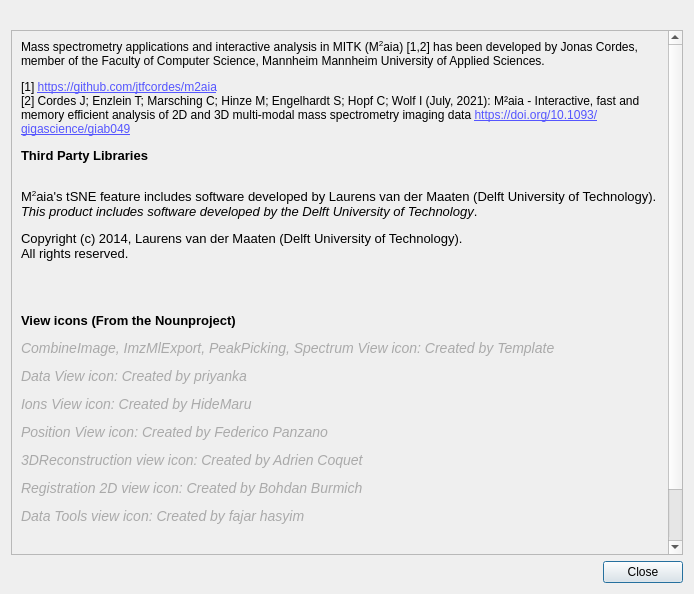
The window that Plugins/org.mitk.gui.qt.m2.application/src/QmitkM2aiaAboutDialog.ui (m2aia/m2aia) describes before a commit, drawn with Qt 5.
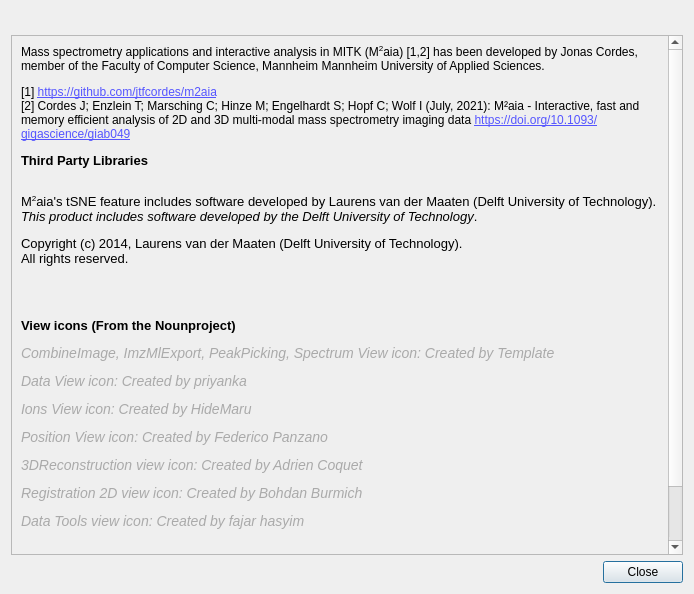
The same window after the commit. Icons and pictures are not drawn.

Commit message: update to latest mitk release

```diff
--- a/Plugins/org.mitk.gui.qt.m2.application/src/QmitkM2aiaAboutDialog.ui
+++ b/Plugins/org.mitk.gui.qt.m2.application/src/QmitkM2aiaAboutDialog.ui
@@ -29,8 +29,8 @@
       <string>&lt;!DOCTYPE HTML PUBLIC &quot;-//W3C//DTD HTML 4.0//EN&quot; &quot;http://www.w3.org/TR/REC-html40/strict.dtd&quot;&gt;
 &lt;html&gt;&lt;head&gt;&lt;meta name=&quot;qrichtext&quot; content=&quot;1&quot; /&gt;&lt;style type=&quot;text/css&quot;&gt;
 p, li { white-space: pre-wrap; }
-&lt;/style&gt;&lt;/head&gt;&lt;body style=&quot; font-family:'MS Shell Dlg 2'; font-size:8.25pt; font-weight:400; font-style:normal;&quot;&gt;
-&lt;p style=&quot; margin-top:0px; margin-bottom:0px; margin-left:0px; margin-right:0px; -qt-block-indent:0; text-indent:0px;&quot;&gt;&lt;a href=&quot;http://www.github.com/jtfcordes/m2aia&quot;&gt;&lt;span style=&quot; text-decoration: underline; color:#0000ff;&quot;&gt;&lt;img src=&quot;:/org.mitk.gui.qt.m2.application/icon.png&quot; /&gt;&lt;/span&gt;&lt;/a&gt;&lt;/p&gt;&lt;/body&gt;&lt;/html&gt;</string>
+&lt;/style&gt;&lt;/head&gt;&lt;body style=&quot; font-family:'Ubuntu'; font-size:11pt; font-weight:400; font-style:normal;&quot;&gt;
+&lt;p style=&quot; margin-top:0px; margin-bottom:0px; margin-left:0px; margin-right:0px; -qt-block-indent:0; text-indent:0px;&quot;&gt;&lt;a href=&quot;http://www.github.com/jtfcordes/m2aia&quot;&gt;&lt;img src=&quot;:/M2aiaApplication/icon.png&quot; /&gt;&lt;/a&gt;&lt;/p&gt;&lt;/body&gt;&lt;/html&gt;</string>
      </property>
      <property name="scaledContents">
       <bool>true</bool>
@@ -51,7 +51,7 @@
         <x>0</x>
         <y>0</y>
         <width>660</width>
-        <height>619</height>
+        <height>664</height>
        </rect>
       </property>
       <layout class="QGridLayout" name="gridLayout">
```
The commit also changes 4 other files.
